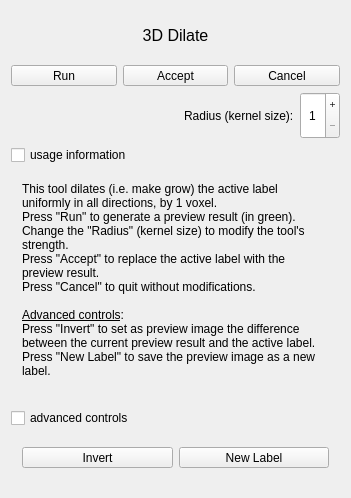
Qt form Modules/SegmentationUI/Qmitk/QmitkDilateTool3DGUIControls.ui (MITK/MITK) before a commit.
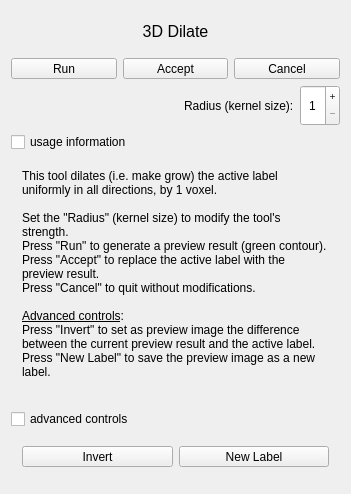
The same form after that commit. Icons and pictures are not drawn.

What changed in the file:
```diff
--- a/Modules/SegmentationUI/Qmitk/QmitkDilateTool3DGUIControls.ui
+++ b/Modules/SegmentationUI/Qmitk/QmitkDilateTool3DGUIControls.ui
@@ -7,7 +7,7 @@
     <x>0</x>
     <y>0</y>
     <width>351</width>
-    <height>498</height>
+    <height>494</height>
    </rect>
   </property>
   <property name="sizePolicy">
@@ -268,8 +268,9 @@
 p, li { white-space: pre-wrap; }
 &lt;/style&gt;&lt;/head&gt;&lt;body style=&quot; font-family:'MS Shell Dlg 2'; font-size:8pt; font-weight:400; font-style:normal;&quot;&gt;
 &lt;p style=&quot; margin-top:0px; margin-bottom:0px; margin-left:0px; margin-right:0px; -qt-block-indent:0; text-indent:0px;&quot;&gt;&lt;span style=&quot; font-family:'Sans'; font-size:9pt;&quot;&gt;This tool dilates (i.e. make grow) the active label uniformly in all directions, by 1 voxel.&lt;/span&gt;&lt;/p&gt;
-&lt;p style=&quot; margin-top:0px; margin-bottom:0px; margin-left:0px; margin-right:0px; -qt-block-indent:0; text-indent:0px;&quot;&gt;&lt;span style=&quot; font-family:'Sans'; font-size:9pt;&quot;&gt;Press &amp;quot;Run&amp;quot; to generate a preview result (in green).&lt;/span&gt;&lt;/p&gt;
-&lt;p style=&quot; margin-top:0px; margin-bottom:0px; margin-left:0px; margin-right:0px; -qt-block-indent:0; text-indent:0px;&quot;&gt;&lt;span style=&quot; font-family:'Sans'; font-size:9pt;&quot;&gt;Change the &amp;quot;Radius&amp;quot; (kernel size) to modify the tool's strength.&lt;/span&gt;&lt;/p&gt;
+&lt;p style=&quot;-qt-paragraph-type:empty; margin-top:0px; margin-bottom:0px; margin-left:0px; margin-right:0px; -qt-block-indent:0; text-indent:0px; font-family:'Sans'; font-size:9pt;&quot;&gt;&lt;br /&gt;&lt;/p&gt;
+&lt;p style=&quot; margin-top:0px; margin-bottom:0px; margin-left:0px; margin-right:0px; -qt-block-indent:0; text-indent:0px;&quot;&gt;&lt;span style=&quot; font-family:'Sans'; font-size:9pt;&quot;&gt;Set the &amp;quot;Radius&amp;quot; (kernel size) to modify the tool's strength.&lt;/span&gt;&lt;/p&gt;
+&lt;p style=&quot; margin-top:0px; margin-bottom:0px; margin-left:0px; margin-right:0px; -qt-block-indent:0; text-indent:0px;&quot;&gt;&lt;span style=&quot; font-family:'Sans'; font-size:9pt;&quot;&gt;Press &amp;quot;Run&amp;quot; to generate a preview result (green contour).&lt;/span&gt;&lt;/p&gt;
 &lt;p style=&quot; margin-top:0px; margin-bottom:0px; margin-left:0px; margin-right:0px; -qt-block-indent:0; text-indent:0px;&quot;&gt;&lt;span style=&quot; font-family:'Sans'; font-size:9pt;&quot;&gt;Press &amp;quot;Accept&amp;quot; to replace the active label with the preview result.&lt;/span&gt;&lt;/p&gt;
 &lt;p style=&quot; margin-top:0px; margin-bottom:0px; margin-left:0px; margin-right:0px; -qt-block-indent:0; text-indent:0px;&quot;&gt;&lt;span style=&quot; font-family:'Sans'; font-size:9pt;&quot;&gt;Press &amp;quot;Cancel&amp;quot; to quit without modifications.&lt;/span&gt;&lt;/p&gt;
 &lt;p style=&quot;-qt-paragraph-type:empty; margin-top:0px; margin-bottom:0px; margin-left:0px; margin-right:0px; -qt-block-indent:0; text-indent:0px; font-family:'Sans'; font-size:9pt;&quot;&gt;&lt;br /&gt;&lt;/p&gt;
```
